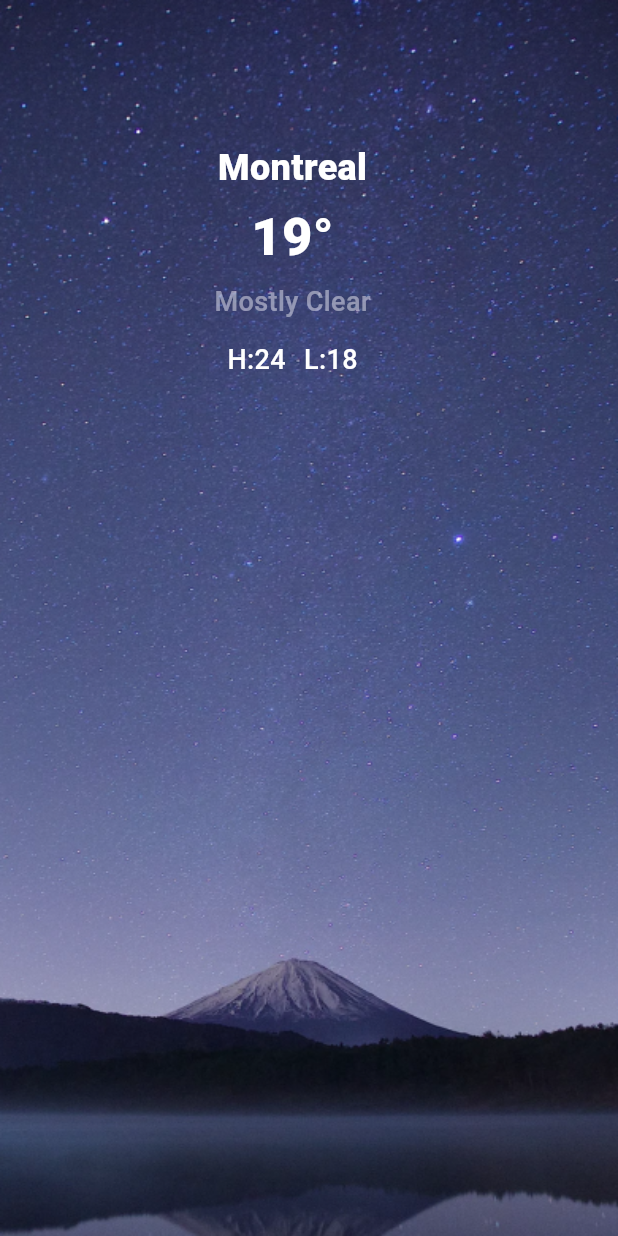
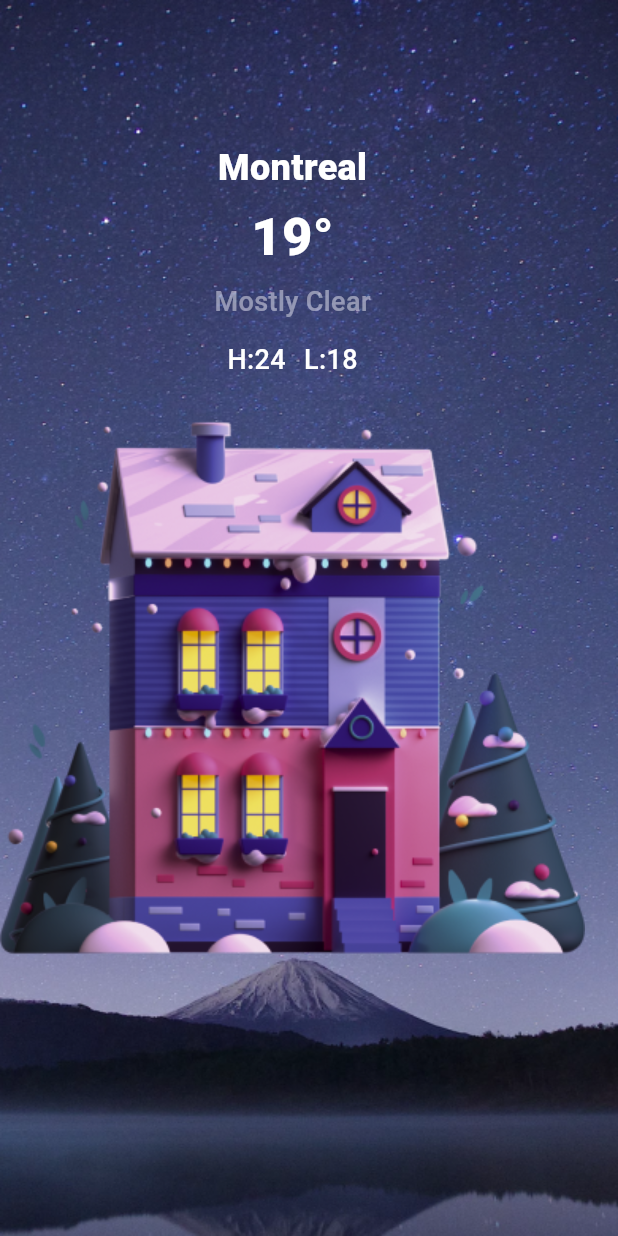
Before and after one commit to Fadyemil/Weather_App, a Flutter app: the screen it shows after launch, on a phone screen of 412 x 824 dp. Run offline on Flutter 3.47's test engine with Material 3 defaults, Android fonts, the phone set to English and light mode, and no system bars; our stand-ins replace device_preview; Roboto replaces fonts that are missing (Helvetica).

```diff
--- a/lib/page/MyHomePage.dart
+++ b/lib/page/MyHomePage.dart
@@ -28,6 +28,14 @@ class MyHomePage extends StatelessWidget {
               ),
             ),
             WeatherState(screanHeight: screanHeight),
+            Positioned(
+              top: screanHeight * 0.32,
+              child: Container(
+                width: 390,
+                height: 390,
+                child: Image.asset('asstes/House.png'),
+              ),
+            )
           ],
         ),
       ),
```
Also changed, not shown: asstes/Back.png (added), asstes/House.png.
